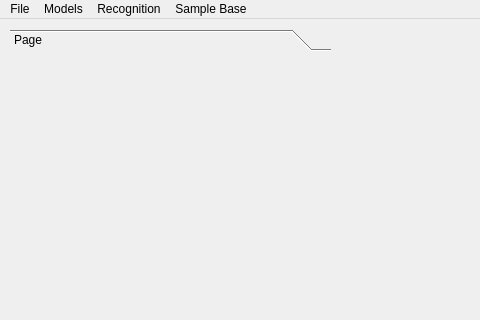
Before: the Qt Designer form windows/MainWindow.ui in Erucolindo96/Native-Speaker, drawn with Qt 5; both pictures show x 0 to 480 and y 0 to 320 of the 800 by 600 pixel window.
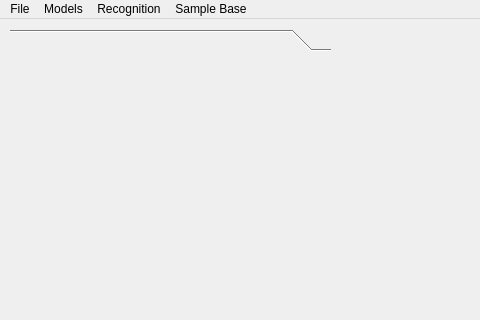
After: the same form once the commit is applied.

Diff of the .ui file:
```diff
--- a/windows/MainWindow.ui
+++ b/windows/MainWindow.ui
@@ -86,7 +86,7 @@
     </property>
     <widget class="QWidget" name="page1">
      <attribute name="label">
-      <string>Page</string>
+      <string/>
      </attribute>
     </widget>
    </widget>
```
Left out of the diff: 8 changed lines with no effect on the pictures.
